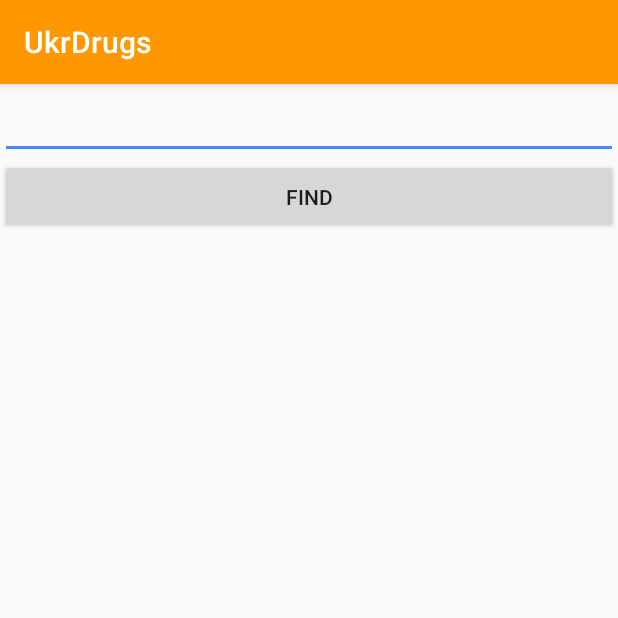
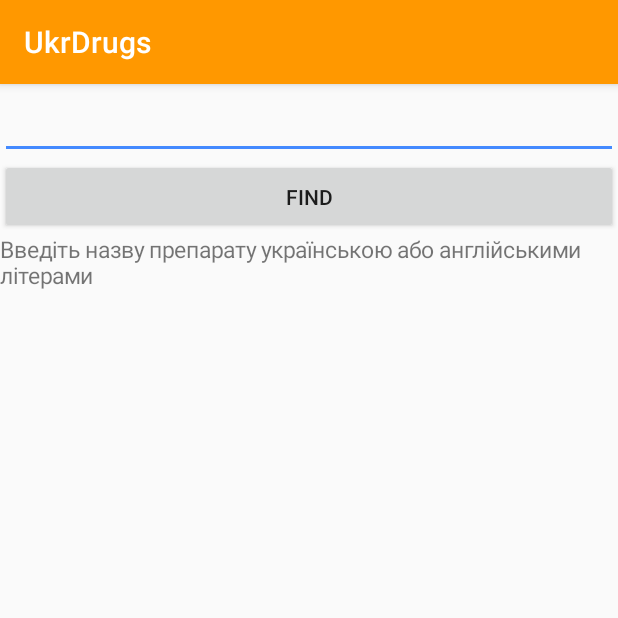
Before and after one commit to kornden/UkrDrugs, an Android app: the screen it shows after launch (MainActivity), after a tap on "FIND", on a phone screen of 412 x 824 dp, the top half of it. Run offline under Robolectric (Android 15) with nearby library versions, the phone set to English and light mode, and no system bars; 2 statements that could not run were skipped.

Commit message:
adding autocompletetextview and KEYCODE enter start search

```diff
--- a/app/src/main/java/com/kornden/ukrdrugs/MainActivity.java
+++ b/app/src/main/java/com/kornden/ukrdrugs/MainActivity.java
@@ -8,14 +8,21 @@ import android.os.Bundle;
 import android.support.v7.app.AppCompatActivity;
 import android.support.v7.widget.LinearLayoutManager;
 import android.support.v7.widget.RecyclerView;
+import android.view.KeyEvent;
 import android.view.View;
-import android.widget.EditText;
+import android.widget.ArrayAdapter;
+import android.widget.AutoCompleteTextView;
+import android.widget.Button;
 import android.widget.ProgressBar;
+import android.widget.TextView;
 import android.widget.Toast;
 
 import com.kornden.ukrdrugs.data.DrugContract;
 
 import java.util.ArrayList;
+import java.util.Collections;
+import java.util.HashSet;
+
 /**TODO Дмитренко, [22.10.17 13:02]
  #хотелкі:
  -Activity обране (там знаходяться раніше відмічені препарати, там є індикатор що препарати в обраному і він збережений на тел)
@@ -32,43 +39,80 @@ import java.util.ArrayList;
 public class MainActivity extends AppCompatActivity implements
 DrugAdapter.DrugItemClickListener{
 
-    EditText editTextDrugSearch;
+
 
     ProgressBar progressBar;
     // listOfDrugData ArrayList consist of String[] which have on [0] - _id column(it`s a TEXT),
     // [1] - drug name, [2] - drug INN, [3] - drug dosage
     ArrayList<String[]> listOfDrugData;
-    RecyclerView drugList;
+    RecyclerView recyclerDrugList;
     DrugAdapter drugAdapter;
+    AutoCompleteTextView editTextDrugSearch;
+    HashSet<String> autocompleteSet;
+    ArrayList<String> autocompleteList;
+    TextView viewInsteadRecycler;
+    Button findButton;
 
 
     @Override
     protected void onCreate(Bundle savedInstanceState) {
         super.onCreate(savedInstanceState);
         setContentView(R.layout.activity_main);
+        viewInsteadRecycler = (TextView) findViewById(R.id.text_instead_recycler);
+        viewInsteadRecycler.setText("Введіть назву препарату українською або англійськими літерами");
+        viewInsteadRecycler.setTextSize(15);
 
-        drugList = (RecyclerView) findViewById(R.id.recycler_drug_list);
+        findButton = (Button) findViewById(R.id.find_button);
+        findButton.setOnClickListener(new View.OnClickListener() {
+            @Override
+            public void onClick(View view) {
+                find();
+            }
+        });
 
-        drugList.setLayoutManager(new LinearLayoutManager(this));
-
-        drugList.setHasFixedSize(true);
-
-
-
-
-        editTextDrugSearch = (EditText) findViewById(R.id.edit_drug_search);
-
+        listOfDrugData = new ArrayList<>();
         progressBar = (ProgressBar) findViewById(R.id.progress_bar);
 
+        recyclerDrugList = (RecyclerView) findViewById(R.id.recycler_drug_list);
 
+        recyclerDrugList.setLayoutManager(new LinearLayoutManager(this));
 
-        listOfDrugData = new ArrayList<>();
+        recyclerDrugList.setHasFixedSize(true);
+        String[] all = {DrugContract.DrugEntry.COLUMN_NAME, null};
+        new LoadCursor().execute(all);
 
+        recyclerDrugList.setVisibility(View.INVISIBLE);
 
 
 
     }
-    public void find(View view){
+    public void getAutocompleteList(){
+
+
+        autocompleteSet = new HashSet<>();
+        for (String[] listname : listOfDrugData){
+            autocompleteSet.add(listname[1]);
+            autocompleteSet.add(listname[2]);
+        }
+        autocompleteList = new ArrayList<>(autocompleteSet);
+        Collections.sort(autocompleteList);
+        editTextDrugSearch = (AutoCompleteTextView) findViewById(R.id.edit_drug_search);
+
+        editTextDrugSearch.setThreshold(1);
+        ArrayAdapter<String> arrayAdapter = new ArrayAdapter<String>(this,R.layout.support_simple_spinner_dropdown_item,
+                autocompleteList);
+        editTextDrugSearch.setAdapter(arrayAdapter);
+        editTextDrugSearch.setOnEditorActionListener(new TextView.OnEditorActionListener() {
+            @Override
+            public boolean onEditorAction(TextView textView, int i, KeyEvent keyEvent) {
+                if(keyEvent != null && (keyEvent.getKeyCode() == KeyEvent.KEYCODE_ENTER)){
+                    find();
+                }
+                return true;
+            }
+        });
+    }
+    public void find(){
 
 
         String[] searchArgs = {editTextDrugSearch.getText().toString().toUpperCase().trim()};
@@ -94,22 +138,32 @@ DrugAdapter.DrugItemClickListener{
     private class LoadCursor extends AsyncTask<String,Void,Cursor>{
     @Override
     protected Cursor doInBackground(String... strings) {
+
+        Cursor cursor;
         String[] columns = {DrugContract.DrugEntry._ID, DrugContract.DrugEntry.COLUMN_NAME,
                 DrugContract.DrugEntry.COLUMN_INN, DrugContract.DrugEntry.COLUMN_CONSISTOF};
+        if(strings.length == 1) {
             String selection = DrugContract.DrugEntry.COLUMN_NAME + " LIKE \'" + strings[0] + "%'";
-        Cursor cursor = getContentResolver().query(DrugContract.DrugEntry.CONTENT_URI,
+            cursor = getContentResolver().query(DrugContract.DrugEntry.CONTENT_URI,
                     columns,
                     selection,
                     null,
                     DrugContract.DrugEntry.COLUMN_INN);
-        if(cursor != null)
-        if(cursor.getCount() == 0){
+            if (cursor != null)
+                if (cursor.getCount() == 0) {
                     selection = DrugContract.DrugEntry.COLUMN_INN + " LIKE \'" + strings[0] + "%'";
                     cursor = getContentResolver().query(DrugContract.DrugEntry.CONTENT_URI,
                             columns,
                             selection,
                             null,
                             DrugContract.DrugEntry.COLUMN_INN);
+                }
+        }else{
+            cursor = getContentResolver().query(DrugContract.DrugEntry.CONTENT_URI,
+                    columns,
+                    null,
+                    null,
+                    null);
         }
 
 
@@ -118,8 +172,8 @@ DrugAdapter.DrugItemClickListener{
 
     @Override
     protected void onPostExecute(Cursor cursor) {
-        listOfDrugData.clear();
-        drugList.setVisibility(View.VISIBLE);
+listOfDrugData = new ArrayList<>();
+        recyclerDrugList.setVisibility(View.VISIBLE);
         progressBar.setVisibility(View.INVISIBLE);
         if (cursor.getCount() != 0){
             while (cursor.moveToNext()){
@@ -132,15 +186,21 @@ DrugAdapter.DrugItemClickListener{
             }
             drugAdapter = new DrugAdapter(listOfDrugData, MainActivity.this);
 
-            drugList.setAdapter(drugAdapter);
-        }else Toast.makeText(getBaseContext(),"No matches", Toast.LENGTH_LONG).show();
+            recyclerDrugList.setAdapter(drugAdapter);
+        }else{
+            recyclerDrugList.setVisibility(View.INVISIBLE);
+            Toast.makeText(getBaseContext(),"No matches", Toast.LENGTH_LONG).show();
+        }
         cursor.close();
+        if(autocompleteList == null) {
+            getAutocompleteList();
+        }
     }
 
     @Override
     protected void onPreExecute() {
         super.onPreExecute();
-        drugList.setVisibility(View.INVISIBLE);
+        recyclerDrugList.setVisibility(View.INVISIBLE);
         progressBar.setVisibility(View.VISIBLE);
     }
 }
--- a/app/src/main/res/layout/activity_main.xml
+++ b/app/src/main/res/layout/activity_main.xml
@@ -7,7 +7,7 @@
     android:orientation="vertical"
 
     tools:context="com.kornden.ukrdrugs.MainActivity">
-    <EditText
+    <AutoCompleteTextView
         android:layout_width="match_parent"
         android:layout_height="50dp"
         android:id="@+id/edit_drug_search"/>
@@ -15,14 +15,15 @@
         android:layout_width="match_parent"
         android:layout_height="50dp"
         android:text="FIND"
-       android:onClick="find"/>
+       android:id="@+id/find_button"/>
     <RelativeLayout
         android:layout_width="match_parent"
         android:layout_height="match_parent">
         <android.support.v7.widget.RecyclerView
             android:id="@+id/recycler_drug_list"
             android:layout_width="match_parent"
-            android:layout_height="match_parent">
+            android:layout_height="match_parent"
+            android:visibility="invisible">
 
         </android.support.v7.widget.RecyclerView>
         <ProgressBar
@@ -30,6 +31,10 @@
             android:layout_width="match_parent"
             android:layout_height="match_parent"
             android:visibility="invisible"/>
+        <TextView
+            android:layout_width="match_parent"
+            android:layout_height="match_parent"
+            android:id="@+id/text_instead_recycler"/>
     </RelativeLayout>
 
 
--- /dev/null
+++ b/app/src/main/res/layout/autocomplete_search.xml
@@ -0,0 +1,10 @@
+<?xml version="1.0" encoding="utf-8"?>
+<LinearLayout xmlns:android="http://schemas.android.com/apk/res/android"
+    android:orientation="vertical" android:layout_width="match_parent"
+    android:layout_height="match_parent">
+    <TextView
+        android:layout_width="wrap_content"
+        android:layout_height="wrap_content"
+        android:textSize="20sp"/>
+
+</LinearLayout>
```
Lines whose indentation alone changed are shown as unchanged.
